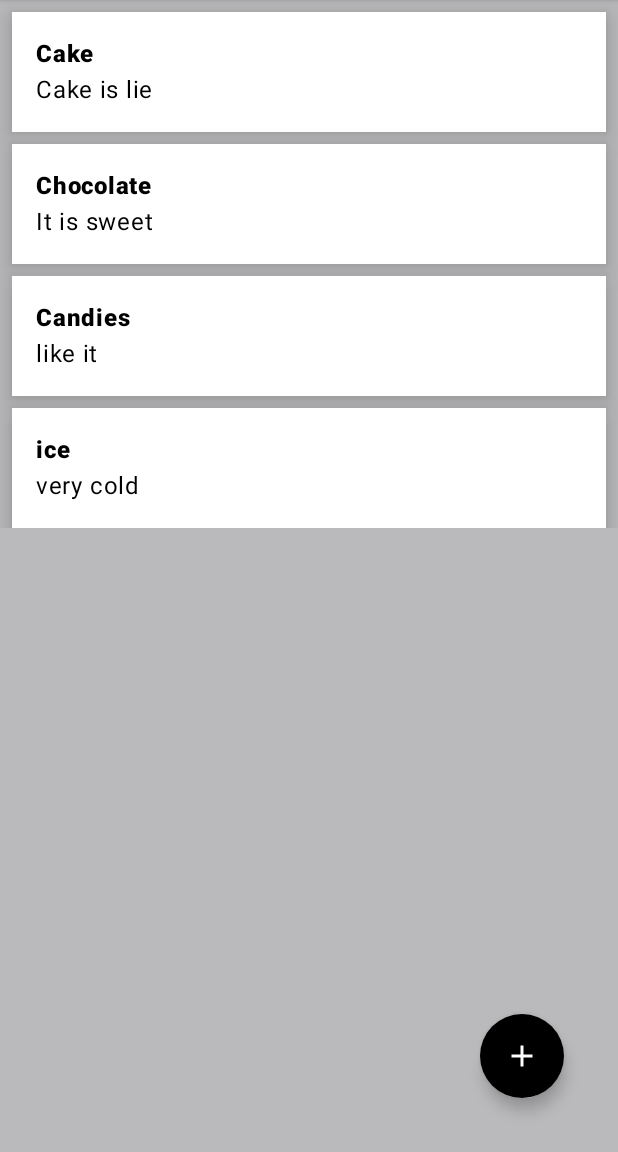
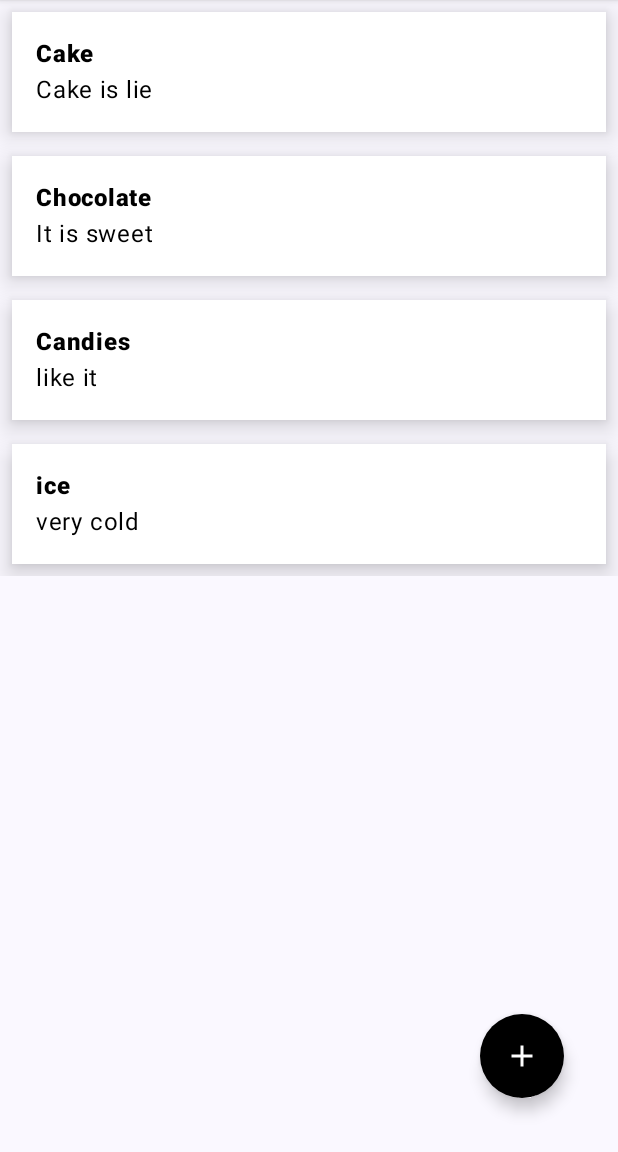
Before and after one commit to Shubham-Kumar4285/WishListApp, an Android app built with Jetpack Compose: the screen it shows after launch (MainActivity), on a phone screen of 412 x 824 dp, the part 84-1236 px from its top. Run offline under Robolectric (Android 15) with nearby library versions, the phone set to English and light mode, and no system bars.

Commit message:
elevation fix in card view

```diff
--- a/app/src/main/java/com/example/wishlistapp/HomeView.kt
+++ b/app/src/main/java/com/example/wishlistapp/HomeView.kt
@@ -46,7 +46,7 @@ fun HomeView(
 
         topBar = {AppBarView(title = "WishList App"
         , onBackClick = {})
-        }, containerColor = colorResource(id = R.color.background), floatingActionButton ={
+        }, floatingActionButton ={
             FloatingActionButton(
                 modifier = Modifier.padding(all=20.dp),
                 onClick = {
@@ -85,14 +85,14 @@ fun WishListItem(wish: Wish, onClick:()->Unit){
     Card(
         modifier = Modifier
             .fillMaxWidth()
-            .padding(top = 8.dp, start = 8.dp, end = 8.dp)
+            .padding(top = 8.dp, start = 8.dp, end = 8.dp, bottom = 8.dp)
             .clickable {
                 onClick()
             },
         shape= RectangleShape,
         colors = CardColors(containerColor = Color.White, contentColor = Color.Black,disabledContainerColor = Color.Gray,
             disabledContentColor = Color.DarkGray),
-        elevation = CardDefaults.cardElevation(defaultElevation = 10.dp),
+        elevation = CardDefaults.cardElevation(10.dp),
 
     ){
         Column(modifier=Modifier.padding(16.dp)) {
```
